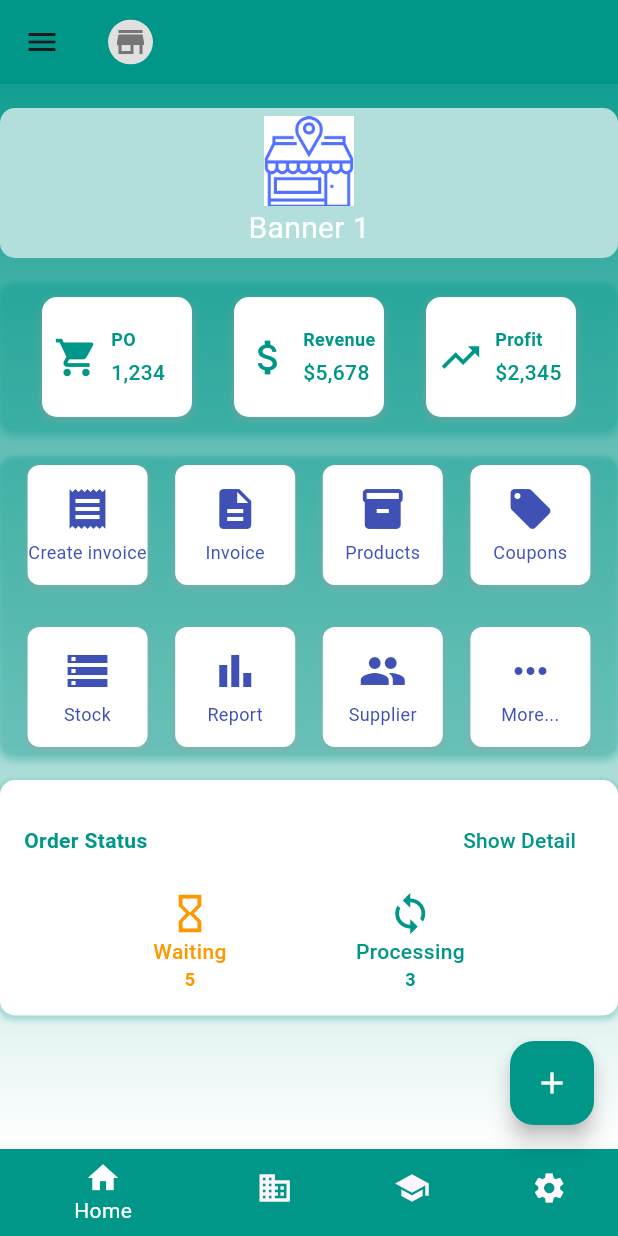
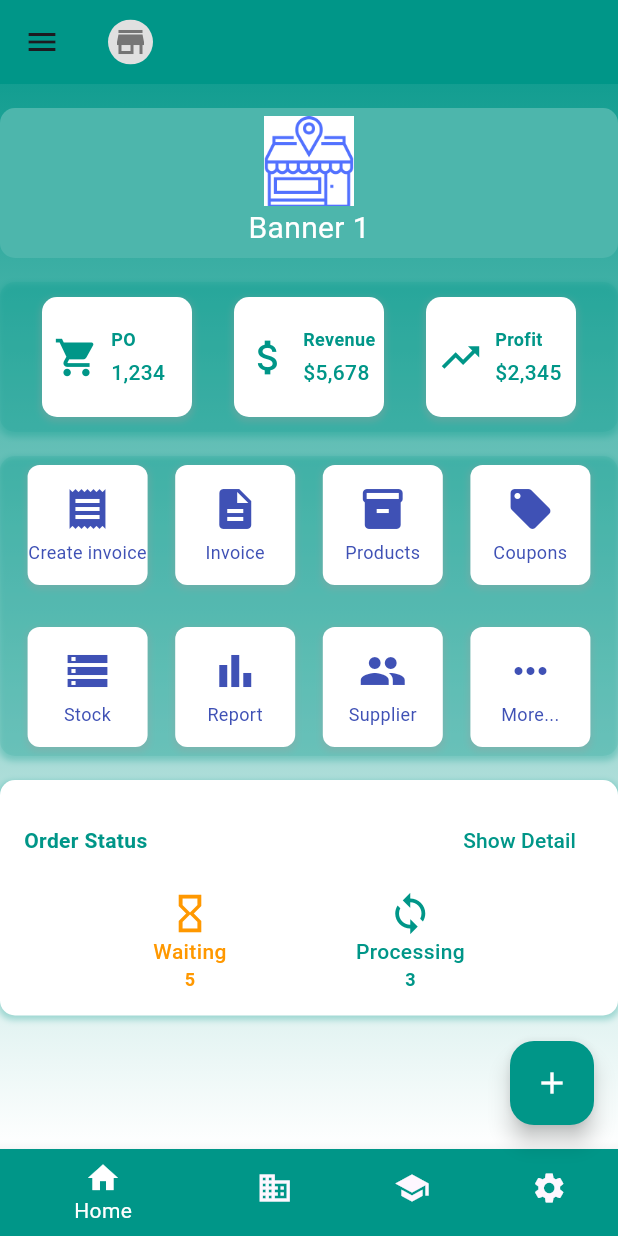
Before and after one commit to vip7009pro/debt_manager, a Flutter app: the HomePage screen opened directly, on a phone screen of 412 x 824 dp. Run offline on Flutter 3.47's test engine with Material 3 defaults, Android fonts, the phone set to English and light mode, and no system bars; our stand-ins replace awesome_dialog, cookie_jar, dio, dio_cookie_manager, firebase_auth, firebase_core and 5 more; accounts and stored records are empty; network calls fail.

Commit message:
update homepage

```diff
--- a/lib/pages/home_page.dart
+++ b/lib/pages/home_page.dart
@@ -236,7 +236,7 @@ class _HomePageState extends State<HomePage> {
         itemBuilder: (context, index) {
           return Container(
             decoration: BoxDecoration(
-              color: Colors.teal[100 * (index + 1)],
+              color: Colors.teal[300],
               borderRadius: BorderRadius.circular(10),
             ),
             child: Center(
```
